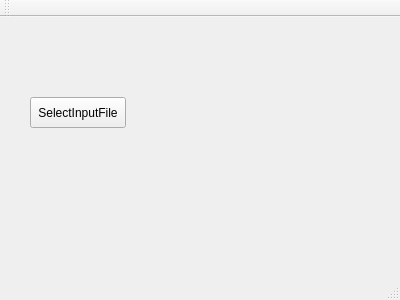
Old version of the form Prototypes/GUI/testGui/mainwindow.ui in the repository FMenhorn/BGCEGit.
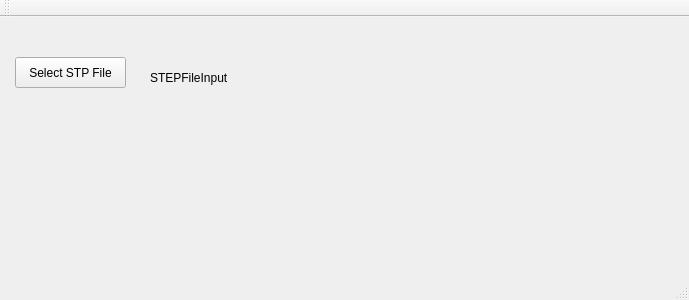
New version of the form.

Diff of the .ui file:
```diff
--- a/Prototypes/GUI/testGui/mainwindow.ui
+++ b/Prototypes/GUI/testGui/mainwindow.ui
@@ -6,7 +6,7 @@
    <rect>
     <x>0</x>
     <y>0</y>
-    <width>400</width>
+    <width>689</width>
     <height>300</height>
    </rect>
   </property>
@@ -17,14 +17,27 @@
    <widget class="QPushButton" name="SelectInputFile">
     <property name="geometry">
      <rect>
-      <x>30</x>
-      <y>80</y>
-      <width>96</width>
+      <x>15</x>
+      <y>40</y>
+      <width>111</width>
       <height>31</height>
      </rect>
     </property>
     <property name="text">
-     <string>SelectInputFile</string>
+     <string>Select STP File</string>
+    </property>
+   </widget>
+   <widget class="QLabel" name="STEPFileInput">
+    <property name="geometry">
+     <rect>
+      <x>150</x>
+      <y>50</y>
+      <width>521</width>
+      <height>21</height>
+     </rect>
+    </property>
+    <property name="text">
+     <string>STEPFileInput</string>
     </property>
    </widget>
   </widget>
```
Left out of the diff: 4 changed lines with no effect on the pictures.
